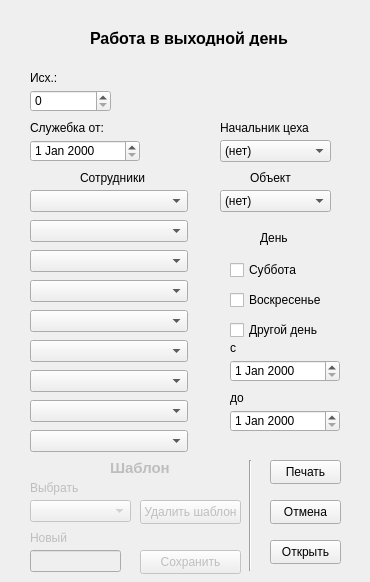
Before: the Qt Designer form notebook/sourse/ui_files/pass_week.ui in SmolPO/my_helper, drawn with Qt 5.
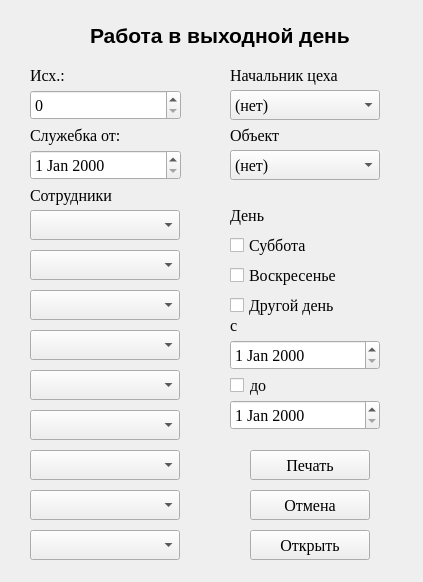
After: the same form once the commit is applied.

Patch:
```diff
--- a/notebook/sourse/ui_files/pass_week.ui
+++ b/notebook/sourse/ui_files/pass_week.ui
@@ -6,7 +6,7 @@
    <rect>
     <x>0</x>
     <y>0</y>
-    <width>370</width>
+    <width>423</width>
     <height>582</height>
    </rect>
   </property>
@@ -20,31 +20,49 @@
    <property name="geometry">
     <rect>
      <x>230</x>
-     <y>360</y>
-     <width>110</width>
-     <height>22</height>
+     <y>340</y>
+     <width>150</width>
+     <height>30</height>
     </rect>
    </property>
+   <property name="font">
+    <font>
+     <family>Times New Roman</family>
+     <pointsize>12</pointsize>
+    </font>
+   </property>
   </widget>
   <widget class="QDateEdit" name="d_to">
    <property name="geometry">
     <rect>
      <x>230</x>
-     <y>410</y>
-     <width>110</width>
-     <height>22</height>
+     <y>400</y>
+     <width>150</width>
+     <height>30</height>
     </rect>
    </property>
+   <property name="font">
+    <font>
+     <family>Times New Roman</family>
+     <pointsize>12</pointsize>
+    </font>
+   </property>
   </widget>
   <widget class="QLabel" name="label">
    <property name="geometry">
     <rect>
      <x>230</x>
-     <y>340</y>
+     <y>310</y>
      <width>49</width>
-     <height>16</height>
+     <height>30</height>
     </rect>
    </property>
+   <property name="font">
+    <font>
+     <family>Times New Roman</family>
+     <pointsize>12</pointsize>
+    </font>
+   </property>
    <property name="text">
     <string>с</string>
    </property>
@@ -52,12 +70,18 @@
   <widget class="QLabel" name="label_2">
    <property name="geometry">
     <rect>
-     <x>230</x>
-     <y>390</y>
+     <x>250</x>
+     <y>370</y>
      <width>31</width>
-     <height>16</height>
+     <height>30</height>
     </rect>
    </property>
+   <property name="font">
+    <font>
+     <family>Times New Roman</family>
+     <pointsize>12</pointsize>
+    </font>
+   </property>
    <property name="text">
     <string>до</string>
    </property>
@@ -65,12 +89,18 @@
   <widget class="QComboBox" name="cb_object">
    <property name="geometry">
     <rect>
-     <x>220</x>
-     <y>190</y>
-     <width>111</width>
-     <height>22</height>
+     <x>230</x>
+     <y>150</y>
+     <width>150</width>
+     <height>30</height>
     </rect>
    </property>
+   <property name="font">
+    <font>
+     <family>Times New Roman</family>
+     <pointsize>12</pointsize>
+    </font>
+   </property>
    <item>
     <property name="text">
      <string>(нет)</string>
@@ -80,12 +110,18 @@
   <widget class="QLabel" name="label_3">
    <property name="geometry">
     <rect>
-     <x>250</x>
-     <y>170</y>
+     <x>230</x>
+     <y>120</y>
      <width>49</width>
-     <height>16</height>
+     <height>30</height>
     </rect>
    </property>
+   <property name="font">
+    <font>
+     <family>Times New Roman</family>
+     <pointsize>12</pointsize>
+    </font>
+   </property>
    <property name="text">
     <string>Объект</string>
    </property>
@@ -93,12 +129,18 @@
   <widget class="QLabel" name="label_4">
    <property name="geometry">
     <rect>
-     <x>260</x>
-     <y>230</y>
+     <x>230</x>
+     <y>200</y>
      <width>49</width>
-     <height>16</height>
+     <height>30</height>
     </rect>
    </property>
+   <property name="font">
+    <font>
+     <family>Times New Roman</family>
+     <pointsize>12</pointsize>
+    </font>
+   </property>
    <property name="text">
     <string>День</string>
    </property>
@@ -106,12 +148,18 @@
   <widget class="QLabel" name="label_5">
    <property name="geometry">
     <rect>
-     <x>80</x>
-     <y>170</y>
+     <x>30</x>
+     <y>180</y>
      <width>101</width>
-     <height>16</height>
+     <height>30</height>
     </rect>
    </property>
+   <property name="font">
+    <font>
+     <family>Times New Roman</family>
+     <pointsize>12</pointsize>
+    </font>
+   </property>
    <property name="text">
     <string>Сотрудники</string>
    </property>
@@ -120,14 +168,14 @@
    <property name="geometry">
     <rect>
      <x>90</x>
-     <y>30</y>
-     <width>221</width>
-     <height>16</height>
+     <y>20</y>
+     <width>271</width>
+     <height>30</height>
     </rect>
    </property>
    <property name="font">
     <font>
-     <pointsize>12</pointsize>
+     <pointsize>16</pointsize>
      <bold>true</bold>
     </font>
    </property>
@@ -139,11 +187,17 @@
    <property name="geometry">
     <rect>
      <x>230</x>
-     <y>260</y>
-     <width>76</width>
-     <height>20</height>
+     <y>230</y>
+     <width>150</width>
+     <height>30</height>
     </rect>
    </property>
+   <property name="font">
+    <font>
+     <family>Times New Roman</family>
+     <pointsize>12</pointsize>
+    </font>
+   </property>
    <property name="text">
     <string>Суббота</string>
    </property>
@@ -152,11 +206,17 @@
    <property name="geometry">
     <rect>
      <x>230</x>
-     <y>290</y>
-     <width>91</width>
-     <height>20</height>
+     <y>260</y>
+     <width>150</width>
+     <height>30</height>
     </rect>
    </property>
+   <property name="font">
+    <font>
+     <family>Times New Roman</family>
+     <pointsize>12</pointsize>
+    </font>
+   </property>
    <property name="text">
     <string>Воскресенье</string>
    </property>
@@ -165,11 +225,17 @@
    <property name="geometry">
     <rect>
      <x>230</x>
-     <y>320</y>
-     <width>101</width>
-     <height>20</height>
+     <y>290</y>
+     <width>150</width>
+     <height>30</height>
     </rect>
    </property>
+   <property name="font">
+    <font>
+     <family>Times New Roman</family>
+     <pointsize>12</pointsize>
+    </font>
+   </property>
    <property name="text">
     <string>Другой день</string>
    </property>
@@ -177,12 +243,18 @@
   <widget class="QPushButton" name="b_ok">
    <property name="geometry">
     <rect>
-     <x>270</x>
-     <y>460</y>
-     <width>71</width>
-     <height>24</height>
+     <x>250</x>
+     <y>450</y>
+     <width>120</width>
+     <height>30</height>
     </rect>
    </property>
+   <property name="font">
+    <font>
+     <family>Times New Roman</family>
+     <pointsize>12</pointsize>
+    </font>
+   </property>
    <property name="text">
     <string>Печать</string>
    </property>
@@ -190,12 +262,18 @@
   <widget class="QPushButton" name="b_cancel">
    <property name="geometry">
     <rect>
-     <x>270</x>
-     <y>500</y>
-     <width>71</width>
-     <height>24</height>
+     <x>250</x>
+     <y>490</y>
+     <width>120</width>
+     <height>30</height>
     </rect>
    </property>
+   <property name="font">
+    <font>
+     <family>Times New Roman</family>
+     <pointsize>12</pointsize>
+    </font>
+   </property>
    <property name="text">
     <string>Отмена</string>
    </property>
@@ -204,11 +282,17 @@
    <property name="geometry">
     <rect>
      <x>30</x>
-     <y>140</y>
-     <width>110</width>
-     <height>22</height>
+     <y>150</y>
+     <width>151</width>
+     <height>30</height>
     </rect>
    </property>
+   <property name="font">
+    <font>
+     <family>Times New Roman</family>
+     <pointsize>12</pointsize>
+    </font>
+   </property>
   </widget>
   <widget class="QLabel" name="label_7">
    <property name="geometry">
@@ -216,9 +300,15 @@
      <x>30</x>
      <y>120</y>
      <width>101</width>
-     <height>16</height>
+     <height>30</height>
     </rect>
    </property>
+   <property name="font">
+    <font>
+     <family>Times New Roman</family>
+     <pointsize>12</pointsize>
+    </font>
+   </property>
    <property name="text">
     <string>Служебка от:</string>
    </property>
@@ -228,10 +318,16 @@
     <rect>
      <x>30</x>
      <y>90</y>
-     <width>81</width>
-     <height>22</height>
+     <width>151</width>
+     <height>30</height>
     </rect>
    </property>
+   <property name="font">
+    <font>
+     <family>Times New Roman</family>
+     <pointsize>12</pointsize>
+    </font>
+   </property>
    <property name="maximum">
     <number>10000</number>
    </property>
@@ -240,11 +336,17 @@
    <property name="geometry">
     <rect>
      <x>30</x>
-     <y>70</y>
+     <y>60</y>
      <width>49</width>
-     <height>16</height>
+     <height>30</height>
     </rect>
    </property>
+   <property name="font">
+    <font>
+     <family>Times New Roman</family>
+     <pointsize>12</pointsize>
+    </font>
+   </property>
    <property name="text">
     <string>Исх.:</string>
    </property>
@@ -252,241 +354,181 @@
   <widget class="QPushButton" name="b_open">
    <property name="geometry">
     <rect>
-     <x>270</x>
-     <y>540</y>
-     <width>71</width>
-     <height>24</height>
+     <x>250</x>
+     <y>530</y>
+     <width>120</width>
+     <height>30</height>
     </rect>
    </property>
+   <property name="font">
+    <font>
+     <family>Times New Roman</family>
+     <pointsize>12</pointsize>
+    </font>
+   </property>
    <property name="text">
     <string>Открыть</string>
    </property>
   </widget>
-  <widget class="Line" name="line">
-   <property name="geometry">
-    <rect>
-     <x>240</x>
-     <y>460</y>
-     <width>20</width>
-     <height>111</height>
-    </rect>
-   </property>
-   <property name="orientation">
-    <enum>Qt::Vertical</enum>
-   </property>
-  </widget>
-  <widget class="QComboBox" name="comboBox">
-   <property name="enabled">
-    <bool>false</bool>
-   </property>
-   <property name="geometry">
-    <rect>
-     <x>30</x>
-     <y>500</y>
-     <width>101</width>
-     <height>22</height>
-    </rect>
-   </property>
-  </widget>
-  <widget class="QLineEdit" name="lineEdit">
-   <property name="enabled">
-    <bool>false</bool>
-   </property>
-   <property name="geometry">
-    <rect>
-     <x>30</x>
-     <y>550</y>
-     <width>91</width>
-     <height>22</height>
-    </rect>
-   </property>
-  </widget>
-  <widget class="QLabel" name="label_11">
-   <property name="enabled">
-    <bool>false</bool>
-   </property>
-   <property name="geometry">
-    <rect>
-     <x>110</x>
-     <y>460</y>
-     <width>91</width>
-     <height>16</height>
-    </rect>
-   </property>
-   <property name="font">
-    <font>
-     <pointsize>11</pointsize>
-     <italic>false</italic>
-     <bold>true</bold>
-    </font>
-   </property>
-   <property name="text">
-    <string>Шаблон</string>
-   </property>
-  </widget>
-  <widget class="QLabel" name="label_10">
-   <property name="enabled">
-    <bool>false</bool>
-   </property>
-   <property name="geometry">
-    <rect>
-     <x>30</x>
-     <y>480</y>
-     <width>49</width>
-     <height>16</height>
-    </rect>
-   </property>
-   <property name="text">
-    <string>Выбрать</string>
-   </property>
-  </widget>
-  <widget class="QLabel" name="label_12">
-   <property name="enabled">
-    <bool>false</bool>
-   </property>
-   <property name="geometry">
-    <rect>
-     <x>30</x>
-     <y>530</y>
-     <width>49</width>
-     <height>16</height>
-    </rect>
-   </property>
-   <property name="text">
-    <string>Новый</string>
-   </property>
-  </widget>
-  <widget class="QPushButton" name="b_save">
-   <property name="enabled">
-    <bool>false</bool>
-   </property>
-   <property name="geometry">
-    <rect>
-     <x>140</x>
-     <y>550</y>
-     <width>101</width>
-     <height>24</height>
-    </rect>
-   </property>
-   <property name="text">
-    <string>Сохранить</string>
-   </property>
-  </widget>
-  <widget class="QPushButton" name="b_kill">
-   <property name="enabled">
-    <bool>false</bool>
-   </property>
-   <property name="geometry">
-    <rect>
-     <x>140</x>
-     <y>500</y>
-     <width>101</width>
-     <height>24</height>
-    </rect>
-   </property>
-   <property name="text">
-    <string>Удалить шаблон</string>
-   </property>
-  </widget>
   <widget class="QComboBox" name="worker_1">
    <property name="geometry">
     <rect>
      <x>30</x>
-     <y>190</y>
-     <width>158</width>
-     <height>22</height>
+     <y>210</y>
+     <width>150</width>
+     <height>30</height>
     </rect>
    </property>
+   <property name="font">
+    <font>
+     <family>Times New Roman</family>
+     <pointsize>12</pointsize>
+    </font>
+   </property>
   </widget>
   <widget class="QComboBox" name="worker_2">
    <property name="geometry">
     <rect>
      <x>30</x>
-     <y>220</y>
-     <width>158</width>
-     <height>22</height>
-    </rect>
-   </property>
-  </widget>
-  <widget class="QComboBox" name="worker_3">
-   <property name="geometry">
-    <rect>
-     <x>30</x>
      <y>250</y>
-     <width>158</width>
-     <height>22</height>
+     <width>150</width>
+     <height>30</height>
     </rect>
+   </property>
+   <property name="font">
+    <font>
+     <family>Times New Roman</family>
+     <pointsize>12</pointsize>
+    </font>
+   </property>
+  </widget>
+  <widget class="QComboBox" name="worker_3">
+   <property name="geometry">
+    <rect>
+     <x>30</x>
+     <y>290</y>
+     <width>150</width>
+     <height>30</height>
+    </rect>
+   </property>
+   <property name="font">
+    <font>
+     <family>Times New Roman</family>
+     <pointsize>12</pointsize>
+    </font>
    </property>
   </widget>
   <widget class="QComboBox" name="worker_4">
    <property name="geometry">
     <rect>
      <x>30</x>
-     <y>280</y>
-     <width>158</width>
-     <height>22</height>
+     <y>330</y>
+     <width>150</width>
+     <height>30</height>
     </rect>
    </property>
+   <property name="font">
+    <font>
+     <family>Times New Roman</family>
+     <pointsize>12</pointsize>
+    </font>
+   </property>
   </widget>
   <widget class="QComboBox" name="worker_5">
    <property name="geometry">
     <rect>
      <x>30</x>
-     <y>310</y>
-     <width>158</width>
-     <height>22</height>
+     <y>370</y>
+     <width>150</width>
+     <height>30</height>
     </rect>
    </property>
+   <property name="font">
+    <font>
+     <family>Times New Roman</family>
+     <pointsize>12</pointsize>
+    </font>
+   </property>
   </widget>
   <widget class="QComboBox" name="worker_6">
    <property name="geometry">
     <rect>
      <x>30</x>
-     <y>340</y>
-     <width>158</width>
-     <height>22</height>
+     <y>410</y>
+     <width>150</width>
+     <height>30</height>
     </rect>
    </property>
+   <property name="font">
+    <font>
+     <family>Times New Roman</family>
+     <pointsize>12</pointsize>
+    </font>
+   </property>
   </widget>
   <widget class="QComboBox" name="worker_7">
    <property name="geometry">
     <rect>
      <x>30</x>
-     <y>370</y>
-     <width>158</width>
-     <height>22</height>
+     <y>450</y>
+     <width>150</width>
+     <height>30</height>
     </rect>
    </property>
+   <property name="font">
+    <font>
+     <family>Times New Roman</family>
+     <pointsize>12</pointsize>
+    </font>
+   </property>
   </widget>
   <widget class="QComboBox" name="worker_8">
    <property name="geometry">
     <rect>
      <x>30</x>
-     <y>400</y>
-     <width>158</width>
-     <height>22</height>
+     <y>490</y>
+     <width>150</width>
+     <height>30</height>
     </rect>
    </property>
+   <property name="font">
+    <font>
+     <family>Times New Roman</family>
+     <pointsize>12</pointsize>
+    </font>
+   </property>
   </widget>
   <widget class="QComboBox" name="worker_9">
    <property name="geometry">
     <rect>
      <x>30</x>
-     <y>430</y>
-     <width>158</width>
-     <height>22</height>
+     <y>530</y>
+     <width>150</width>
+     <height>30</height>
     </rect>
    </property>
+   <property name="font">
+    <font>
+     <family>Times New Roman</family>
+     <pointsize>12</pointsize>
+    </font>
+   </property>
   </widget>
   <widget class="QComboBox" name="cb_boss_part">
    <property name="geometry">
     <rect>
-     <x>220</x>
-     <y>140</y>
-     <width>111</width>
-     <height>22</height>
+     <x>230</x>
+     <y>90</y>
+     <width>150</width>
+     <height>30</height>
     </rect>
    </property>
+   <property name="font">
+    <font>
+     <family>Times New Roman</family>
+     <pointsize>12</pointsize>
+    </font>
+   </property>
    <item>
     <property name="text">
      <string>(нет)</string>
@@ -496,16 +538,35 @@
   <widget class="QLabel" name="label_13">
    <property name="geometry">
     <rect>
-     <x>220</x>
-     <y>120</y>
+     <x>230</x>
+     <y>60</y>
      <width>121</width>
-     <height>16</height>
+     <height>30</height>
     </rect>
    </property>
+   <property name="font">
+    <font>
+     <family>Times New Roman</family>
+     <pointsize>12</pointsize>
+    </font>
+   </property>
    <property name="text">
     <string>Начальник цеха</string>
    </property>
   </widget>
+  <widget class="QCheckBox" name="cb_to">
+   <property name="geometry">
+    <rect>
+     <x>230</x>
+     <y>370</y>
+     <width>21</width>
+     <height>30</height>
+    </rect>
+   </property>
+   <property name="text">
+    <string/>
+   </property>
+  </widget>
  </widget>
  <resources/>
  <connections/>
```
